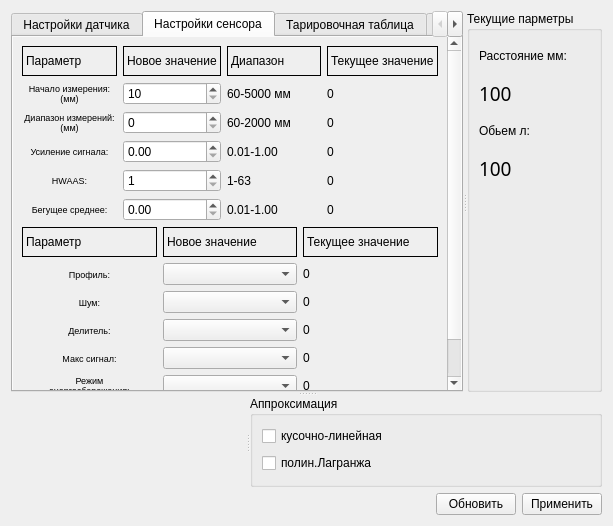
Old version of the form mws.ui in the repository zaitseu1994/EurosensConfig.
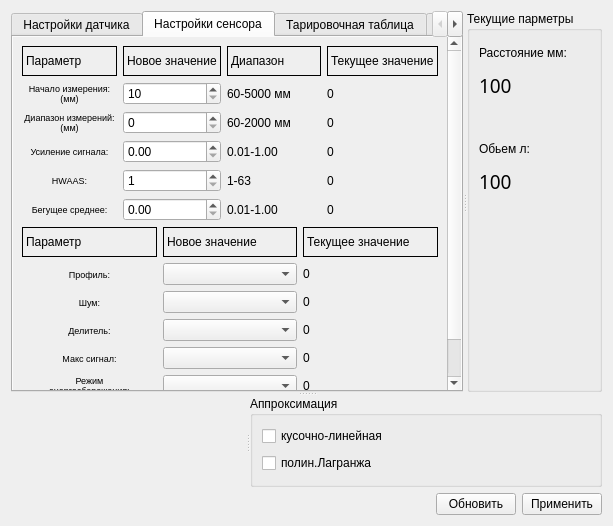
New version of the form. The open tabs and pages were chosen to show the change. Icons and pictures are not drawn. Custom widgets are drawn as their Qt base class.

Diff of the .ui file:
```diff
--- a/mws.ui
+++ b/mws.ui
@@ -1287,9 +1287,14 @@
          <property name="title">
           <string>Текущие парметры</string>
          </property>
-         <layout class="QGridLayout" name="gridLayout_9">
-          <item row="0" column="0">
-           <layout class="QGridLayout" name="gridLayout_5" rowstretch="1,1,1,1,6">
+         <layout class="QGridLayout" name="gridLayout_5" rowstretch="1,1,1,1,1,7">
+          <item row="0" column="0" colspan="2">
+           <widget class="QLabel" name="lab_Distance">
+            <property name="text">
+             <string>Расстояние мм:</string>
+            </property>
+           </widget>
+          </item>
             <item row="1" column="0">
              <widget class="QLabel" name="lcd_Distance">
               <property name="font">
@@ -1306,6 +1311,20 @@
              </widget>
             </item>
             <item row="2" column="0">
+           <widget class="QLabel" name="lab_error">
+            <property name="text">
+             <string/>
+            </property>
+           </widget>
+          </item>
+          <item row="2" column="1">
+           <widget class="QLabel" name="lab_errFlag">
+            <property name="text">
+             <string/>
+            </property>
+           </widget>
+          </item>
+          <item row="3" column="0">
              <widget class="QLabel" name="lab_Volume">
               <property name="text">
                <string>Обьем л:</string>
@@ -1313,16 +1332,6 @@
              </widget>
             </item>
             <item row="4" column="0">
-             <widget class="QCustomPlot" name="graph_distanse" native="true"/>
-            </item>
-            <item row="0" column="0">
-             <widget class="QLabel" name="lab_Distance">
-              <property name="text">
-               <string>Расстояние мм:</string>
-              </property>
-             </widget>
-            </item>
-            <item row="3" column="0">
              <widget class="QLabel" name="lcd_Volume">
               <property name="font">
                <font>
@@ -1337,7 +1346,8 @@
               </property>
              </widget>
             </item>
-           </layout>
+          <item row="5" column="0" colspan="2">
+           <widget class="QCustomPlot" name="graph_distanse" native="true"/>
           </item>
          </layout>
         </widget>
```
Left out of the diff: 4 changed lines with no effect on the pictures. Lines whose indentation alone changed are shown as unchanged.
